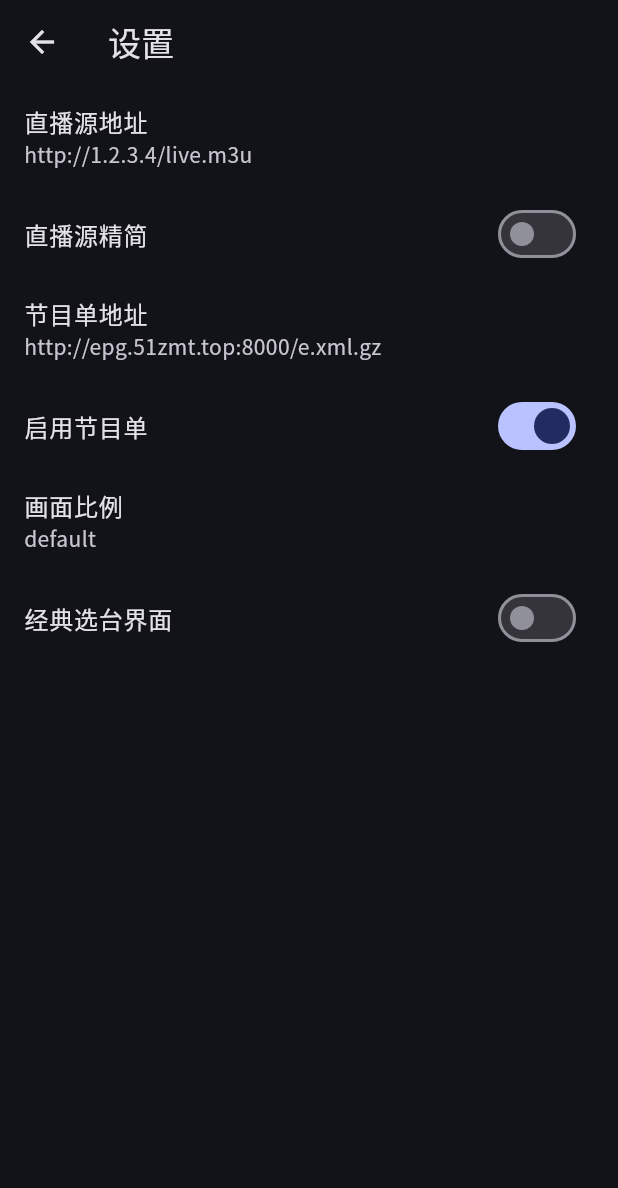
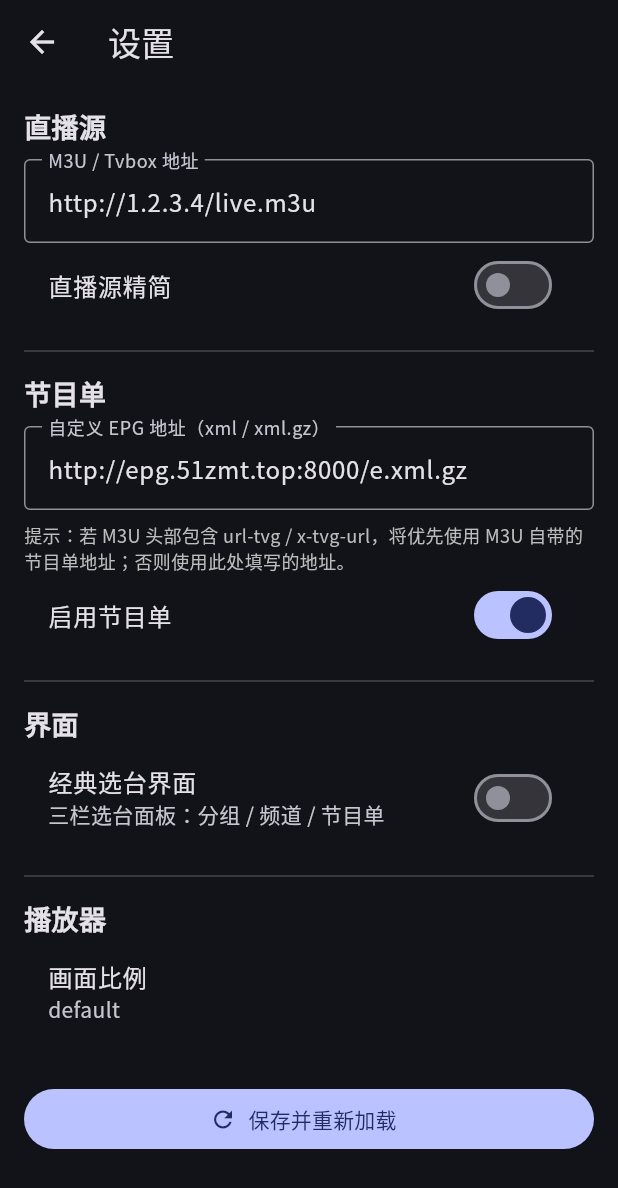
Before and after one commit to Allone/mytv, a Flutter app: the screen it shows after launch, after a tap on the "settings" icon, on a phone screen of 412 x 824 dp. Shown: the top 1188 px of the screen. Run offline on Flutter 3.47's test engine with Material 3 defaults, Android fonts, the light colour scheme and no system bars; our stand-ins replace cached_network_image, shared_preferences; missing offline and left inert: dart:html, dart:js_util, media_kit, media_kit_video, window_manager; network calls fail.

Commit message:
Support EPG URL from M3U header and custom EPG settings

```diff
--- a/lib/models/epg.dart
+++ b/lib/models/epg.dart
@@ -12,8 +12,9 @@ class EpgProgrammeList {
 
 class Epg {
   final String channelName;
+  final String channelId;
   final EpgProgrammeList programmes;
-  const Epg({required this.channelName, required this.programmes});
+  const Epg({required this.channelName, this.channelId = '', required this.programmes});
 }
 
 class EpgList {
--- a/lib/models/iptv.dart
+++ b/lib/models/iptv.dart
@@ -4,6 +4,7 @@ class Iptv {
   final String url;
   final String? logo;
   final String? group;
+  final String? tvgId;
   final Map<String, String> attributes;
 
   const Iptv({
@@ -12,6 +13,7 @@ class Iptv {
     required this.url,
     this.logo,
     this.group,
+    this.tvgId,
     this.attributes = const {},
   });
 }
@@ -24,7 +26,8 @@ class IptvGroup {
 
 class IptvGroupList {
   final List<IptvGroup> groups;
-  const IptvGroupList({this.groups = const []});
+  final String? epgUrl;
+  const IptvGroupList({this.groups = const [], this.epgUrl});
   List<Iptv> get iptvList => groups.expand((g) => g.iptvList).toList();
   int get size => groups.length;
 }
--- a/lib/providers/epg_provider.dart
+++ b/lib/providers/epg_provider.dart
@@ -8,18 +8,30 @@ class EpgProvider extends ChangeNotifier {
   final EpgRepository _repo = EpgRepository();
   EpgList? _epgList;
   bool _loading = false;
+  String? _activeUrl;
 
   EpgList? get epgList => _epgList;
   bool get loading => _loading;
+  String? get activeUrl => _activeUrl;
 
   Future<void> load(IptvGroupList? groupList) async {
     if (kIsWeb) return; // Web 端 EPG 受 CORS 限制，跳过
     if (!SP.epgEnable) return;
+    // 优先使用 M3U 头部自带的 url-tvg；否则使用设置中的自定义地址
+    final url = (groupList?.epgUrl != null && groupList!.epgUrl!.isNotEmpty)
+        ? groupList.epgUrl!
+        : SP.epgXmlUrl;
+    if (url.isEmpty) return;
+    _activeUrl = url;
     _loading = true;
     notifyListeners();
     try {
-      final channels = groupList?.iptvList.map((e) => e.name).toList() ?? [];
-      _epgList = await _repo.getEpgList(SP.epgXmlUrl, filteredChannels: channels);
+      final channels = <String>[];
+      for (final c in groupList?.iptvList ?? <Iptv>[]) {
+        channels.add(c.name);
+        if (c.tvgId != null && c.tvgId!.isNotEmpty) channels.add(c.tvgId!);
+      }
+      _epgList = await _repo.getEpgList(url, filteredChannels: channels);
     } catch (_) {
       _epgList = const EpgList();
     } finally {
@@ -28,10 +40,18 @@ class EpgProvider extends ChangeNotifier {
     }
   }
 
-  Epg? epgFor(String channelName) {
-    return _epgList?.epgs.firstWhere(
-      (e) => e.channelName == channelName,
-      orElse: () => const Epg(channelName: '', programmes: EpgProgrammeList()),
-    );
+  Epg? epgFor(Iptv channel) {
+    final list = _epgList?.epgs ?? [];
+    // 优先 tvg-id 匹配
+    if (channel.tvgId != null && channel.tvgId!.isNotEmpty) {
+      for (final e in list) {
+        if (e.channelId == channel.tvgId) return e;
+      }
+    }
+    // 其次频道名称匹配
+    for (final e in list) {
+      if (e.channelName == channel.name) return e;
+    }
+    return null;
   }
 }
--- a/lib/screens/home_screen.dart
+++ b/lib/screens/home_screen.dart
@@ -109,7 +109,7 @@ class _HomeScreenState extends State<HomeScreen> {
                     children: [
                       Expanded(child: PlayerArea()),
                       if (iptv.current != null)
-                        SizedBox(height: 110, child: EpgPanel(channelName: iptv.current!.name)),
+                        SizedBox(height: 110, child: EpgPanel(channel: iptv.current!)),
                     ],
                   ),
                 ),
@@ -119,7 +119,7 @@ class _HomeScreenState extends State<HomeScreen> {
           return Column(
             children: [
               SizedBox(height: 240, child: PlayerArea()),
-              if (iptv.current != null) SizedBox(height: 80, child: EpgPanel(channelName: iptv.current!.name)),
+              if (iptv.current != null) SizedBox(height: 80, child: EpgPanel(channel: iptv.current!)),
               Expanded(child: ChannelPanel()),
             ],
           );
--- a/lib/screens/settings_screen.dart
+++ b/lib/screens/settings_screen.dart
@@ -1,9 +1,46 @@
 import 'package:flutter/material.dart';
 import 'package:provider/provider.dart';
 import '../providers/settings_provider.dart';
+import '../providers/iptv_provider.dart';
+import '../providers/epg_provider.dart';
 
-class SettingsScreen extends StatelessWidget {
+class SettingsScreen extends StatefulWidget {
   const SettingsScreen({super.key});
+
+  @override
+  State<SettingsScreen> createState() => _SettingsScreenState();
+}
+
+class _SettingsScreenState extends State<SettingsScreen> {
+  late final TextEditingController _iptvCtrl;
+  late final TextEditingController _epgCtrl;
+
+  @override
+  void initState() {
+    super.initState();
+    final sp = context.read<SettingsProvider>();
+    _iptvCtrl = TextEditingController(text: sp.iptvSourceUrl);
+    _epgCtrl = TextEditingController(text: sp.epgXmlUrl);
+  }
+
+  @override
+  void dispose() {
+    _iptvCtrl.dispose();
+    _epgCtrl.dispose();
+    super.dispose();
+  }
+
+  Future<void> _reload() async {
+    final sp = context.read<SettingsProvider>();
+    sp.iptvSourceUrl = _iptvCtrl.text.trim();
+    sp.epgXmlUrl = _epgCtrl.text.trim();
+    final iptv = context.read<IptvProvider>();
+    await iptv.load();
+    if (mounted) await context.read<EpgProvider>().load(iptv.groupList);
+    if (mounted) {
+      ScaffoldMessenger.of(context).showSnackBar(const SnackBar(content: Text('已重新加载')));
+    }
+  }
 
   @override
   Widget build(BuildContext context) {
@@ -11,13 +48,62 @@ class SettingsScreen extends StatelessWidget {
     return Scaffold(
       appBar: AppBar(title: const Text('设置')),
       body: ListView(
+        padding: const EdgeInsets.all(16),
         children: [
-          ListTile(title: const Text('直播源地址'), subtitle: Text(sp.iptvSourceUrl)),
-          SwitchListTile(title: const Text('直播源精简'), value: sp.iptvSourceSimplify, onChanged: (v) => sp.iptvSourceSimplify = v),
-          ListTile(title: const Text('节目单地址'), subtitle: Text(sp.epgXmlUrl)),
-          SwitchListTile(title: const Text('启用节目单'), value: sp.epgEnable, onChanged: (v) => sp.epgEnable = v),
-          ListTile(title: const Text('画面比例'), subtitle: Text(sp.videoPlayerAspectRatio)),
-          SwitchListTile(title: const Text('经典选台界面'), value: sp.uiUseClassicPanel, onChanged: (v) => sp.uiUseClassicPanel = v),
+          const Text('直播源', style: TextStyle(fontSize: 18, fontWeight: FontWeight.bold)),
+          const SizedBox(height: 8),
+          TextField(
+            controller: _iptvCtrl,
+            decoration: const InputDecoration(
+              labelText: 'M3U / Tvbox 地址',
+              border: OutlineInputBorder(),
+            ),
+          ),
+          SwitchListTile(
+            title: const Text('直播源精简'),
+            value: sp.iptvSourceSimplify,
+            onChanged: (v) => sp.iptvSourceSimplify = v,
+          ),
+          const Divider(height: 32),
+          const Text('节目单', style: TextStyle(fontSize: 18, fontWeight: FontWeight.bold)),
+          const SizedBox(height: 8),
+          TextField(
+            controller: _epgCtrl,
+            decoration: const InputDecoration(
+              labelText: '自定义 EPG 地址（xml / xml.gz）',
+              border: OutlineInputBorder(),
+            ),
+          ),
+          const SizedBox(height: 8),
+          Text(
+            '提示：若 M3U 头部包含 url-tvg / x-tvg-url，将优先使用 M3U 自带的节目单地址；否则使用此处填写的地址。',
+            style: TextStyle(fontSize: 12, color: Colors.grey.shade400),
+          ),
+          SwitchListTile(
+            title: const Text('启用节目单'),
+            value: sp.epgEnable,
+            onChanged: (v) => sp.epgEnable = v,
+          ),
+          const Divider(height: 32),
+          const Text('界面', style: TextStyle(fontSize: 18, fontWeight: FontWeight.bold)),
+          SwitchListTile(
+            title: const Text('经典选台界面'),
+            subtitle: const Text('三栏选台面板：分组 / 频道 / 节目单'),
+            value: sp.uiUseClassicPanel,
+            onChanged: (v) => sp.uiUseClassicPanel = v,
+          ),
+          const Divider(height: 32),
+          const Text('播放器', style: TextStyle(fontSize: 18, fontWeight: FontWeight.bold)),
+          ListTile(
+            title: const Text('画面比例'),
+            subtitle: Text(sp.videoPlayerAspectRatio),
+          ),
+          const SizedBox(height: 24),
+          FilledButton.icon(
+            onPressed: _reload,
+            icon: const Icon(Icons.refresh),
+            label: const Text('保存并重新加载'),
+          ),
         ],
       ),
     );
--- a/lib/services/epg_repository.dart
+++ b/lib/services/epg_repository.dart
@@ -14,8 +14,8 @@ class EpgRepository {
     for (final ch in doc.findAllElements('channel')) {
       final id = ch.getAttribute('id') ?? '';
       final name = ch.getElement('display-name')?.innerText ?? id;
-      if (filteredChannels.isNotEmpty && !filteredChannels.contains(name)) continue;
-      epgMap[id] = Epg(channelName: name, programmes: const EpgProgrammeList());
+      if (filteredChannels.isNotEmpty && !filteredChannels.contains(name) && !filteredChannels.contains(id)) continue;
+      epgMap[id] = Epg(channelName: name, channelId: id, programmes: const EpgProgrammeList());
     }
 
     for (final prog in doc.findAllElements('programme')) {
@@ -27,7 +27,11 @@ class EpgRepository {
       final epg = epgMap[channelId]!;
       final programmes = List<EpgProgramme>.from(epg.programmes.programmes)
         ..add(EpgProgramme(startAt: _parseTime(start), endAt: _parseTime(stop), title: title));
-      epgMap[channelId] = Epg(channelName: epg.channelName, programmes: EpgProgrammeList(programmes: programmes));
+      epgMap[channelId] = Epg(
+        channelName: epg.channelName,
+        channelId: epg.channelId,
+        programmes: EpgProgrammeList(programmes: programmes),
+      );
     }
 
     return EpgList(epgs: epgMap.values.toList());
--- a/lib/services/iptv_repository.dart
+++ b/lib/services/iptv_repository.dart
@@ -14,7 +14,7 @@ class IptvRepository {
         final list = g.iptvList.where((i) => i.name.toLowerCase().startsWith('cctv') || i.name.endsWith('卫视')).toList();
         return IptvGroup(name: g.name, iptvList: list);
       }).where((g) => g.iptvList.isNotEmpty).toList();
-      return IptvGroupList(groups: filtered);
+      return IptvGroupList(groups: filtered, epgUrl: groupList.epgUrl);
     }
     return groupList;
   }
--- a/lib/widgets/classic_panel.dart
+++ b/lib/widgets/classic_panel.dart
@@ -25,7 +25,7 @@ class _ClassicPanelState extends State<ClassicPanel> {
     final selectedGroup = _group ?? (groups.isNotEmpty ? groups.first.name : null);
     final channels = groups.where((g) => g.name == selectedGroup).expand((g) => g.iptvList).toList();
     final current = iptv.current;
-    final currentEpg = current == null ? null : epg.epgFor(current.name);
+    final currentEpg = current == null ? null : epg.epgFor(current);
 
     return Container(
       color: Colors.black.withValues(alpha: 0.92),
```
Also changed, not shown: lib/services/iptv_parser.dart (+11 -2 lines), lib/widgets/epg_panel.dart (+8 -5 lines).
